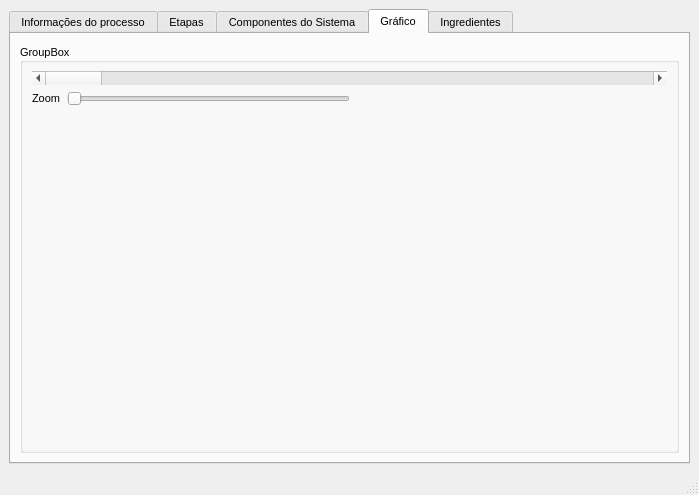
Above: mainwindow.ui from cristhianwb/BebumBrew before the change. Below: the same form after it.
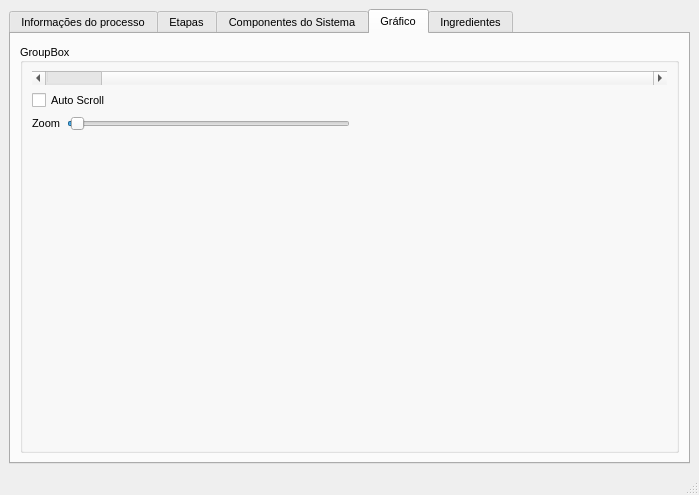
That is the form after the change. Icons and pictures are not drawn.

```diff
--- a/mainwindow.ui
+++ b/mainwindow.ui
@@ -818,12 +818,28 @@
           </property>
           <layout class="QVBoxLayout" name="verticalLayout_5">
            <item>
-            <widget class="QScrollBar" name="horizontalScrollBar">
+            <widget class="QScrollBar" name="plotPosScroll">
+             <property name="minimum">
+              <number>0</number>
+             </property>
+             <property name="maximum">
+              <number>1</number>
+             </property>
+             <property name="value">
+              <number>1</number>
+             </property>
              <property name="orientation">
               <enum>Qt::Horizontal</enum>
              </property>
             </widget>
            </item>
+           <item>
+            <widget class="QCheckBox" name="chkAutoScroll">
+             <property name="text">
+              <string>Auto Scroll</string>
+             </property>
+            </widget>
+           </item>
            <item>
             <layout class="QHBoxLayout" name="horizontalLayout_4">
              <item>
@@ -841,16 +857,16 @@
                   <number>0</number>
                  </property>
                  <property name="maximum">
-                  <number>100</number>
+                  <number>99</number>
                  </property>
                  <property name="singleStep">
                   <number>1</number>
                  </property>
                  <property name="value">
-                  <number>0</number>
+                  <number>1</number>
                  </property>
                  <property name="sliderPosition">
-                  <number>0</number>
+                  <number>1</number>
                  </property>
                  <property name="tracking">
                   <bool>true</bool>
```
